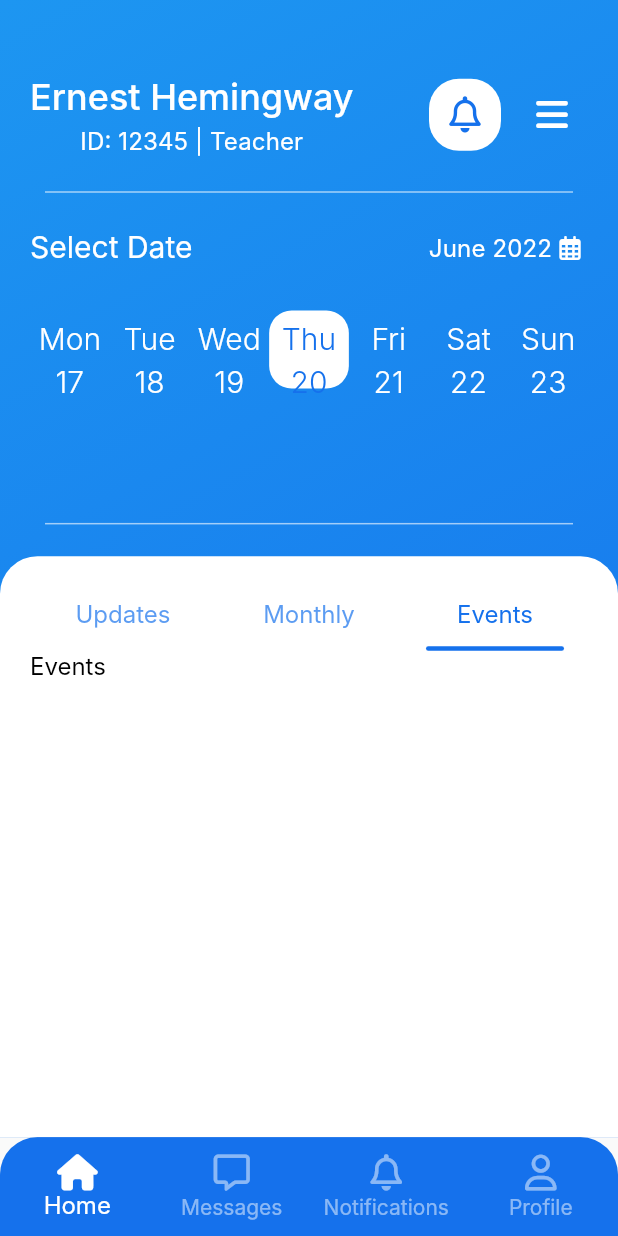
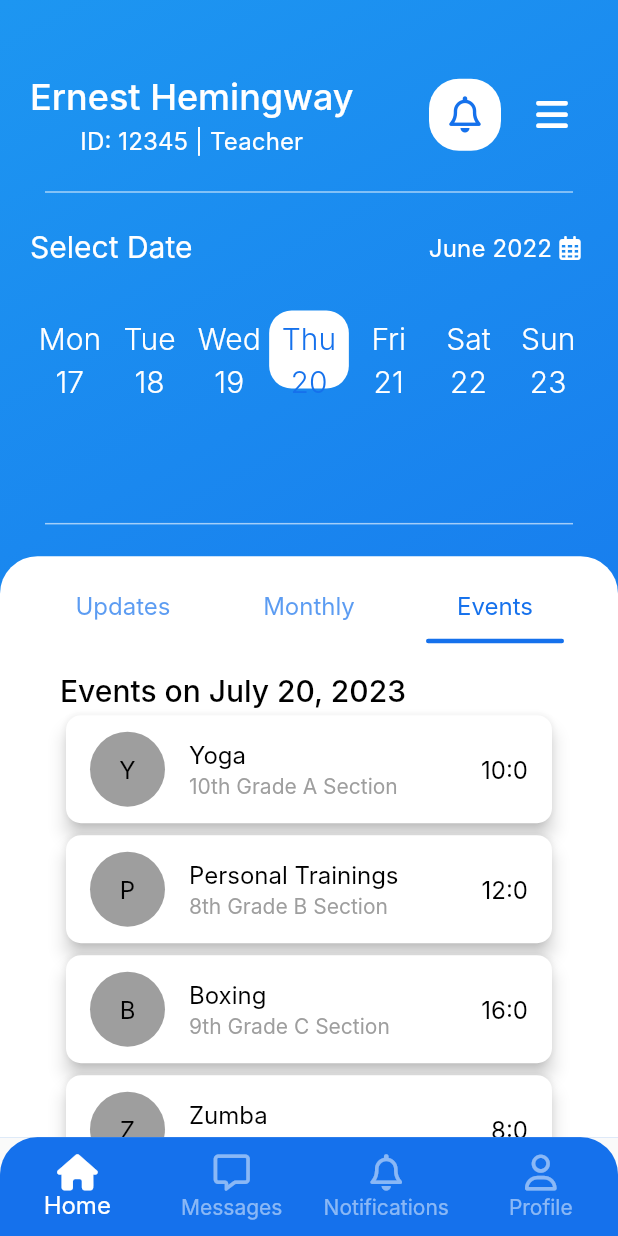
Before and after one commit to MohadesehHakimi/school_management, a Flutter app: the screen it shows after launch, tab 3 chosen, on a phone screen of 412 x 824 dp. Run offline on Flutter 3.47's test engine with Material 2 defaults, Android fonts, the phone set to English and light mode, and no system bars; drawn by our look-alikes of table_calendar; our stand-ins replace font_awesome_flutter; Roboto replaces fonts that are missing (Inter).

Commit message:
feat: show events as list on events tab, home page

```diff
--- /dev/null
+++ b/lib/models/event.dart
@@ -0,0 +1,46 @@
+class Event {
+  String title;
+  DateTime time;
+  String location;
+  int grade;
+  String section;
+
+  Event({
+    required this.title,
+    required this.time,
+    required this.location,
+    required this.grade,
+    required this.section,
+  });
+}
+
+List<Event> sampleEvents = [
+  Event(
+    title: 'Yoga',
+    time: DateTime(2023, 7, 20, 10, 00),
+    location: 'Room 101',
+    grade: 10,
+    section: 'A',
+  ),
+  Event(
+    title: 'Personal Trainings',
+    time: DateTime(2023, 7, 20, 12, 00),
+    location: 'Room 111',
+    grade: 8,
+    section: 'B',
+  ),
+  Event(
+    title: 'Boxing',
+    time: DateTime(2023, 7, 20, 16, 00),
+    location: 'Room 121',
+    grade: 9,
+    section: 'C',
+  ),
+  Event(
+    title: 'Zumba',
+    time: DateTime(2023, 7, 20, 8, 00),
+    location: 'Room 131',
+    grade: 11,
+    section: 'D',
+  ),
+];
--- a/lib/screens/teacher_home_page.dart
+++ b/lib/screens/teacher_home_page.dart
@@ -4,6 +4,7 @@ import '../widgets/display_info_appbar.dart';
 import '../widgets/home_page_options.dart';
 import '../widgets/bottom_navigation_bar.dart';
 import '../models/class.dart';
+import '../models/event.dart';
 
 class TeacherHomePage extends StatefulWidget {
   const TeacherHomePage({super.key});
@@ -61,14 +62,13 @@ class _TeacherHomePageState extends State<TeacherHomePage> with SingleTickerProv
               padding: const EdgeInsets.only(
                 left: 20.0,
                 right: 20.0,
-                bottom: 20.0,
               ),
               child: SingleChildScrollView(
                 physics: const BouncingScrollPhysics(),
                 child: Column(
                   children: [
                     TabBar(
-                      padding: const EdgeInsets.only(top: 15.0),
+                      padding: const EdgeInsets.only(top: 10.0),
                       indicator: UnderlineTabIndicator(
                         borderRadius: BorderRadius.circular(10.0),
                         borderSide: BorderSide(
@@ -169,7 +169,63 @@ class _TeacherHomePageState extends State<TeacherHomePage> with SingleTickerProv
                             padding: const EdgeInsets.all(20.0),
                             child: buildOptionsTable(context),
                           ),
-                          const Text('Events')
+                          // Events
+                          Container(
+                            padding: const EdgeInsets.all(20.0),
+                            child: Column(
+                              children: [
+                                Row(
+                                  mainAxisAlignment: MainAxisAlignment.start,
+                                  children: [
+                                    Text(
+                                      'Events on July 20, 2023',
+                                      style: Theme.of(context).textTheme.bodyLarge,
+                                    ),
+                                  ],
+                                ),
+                                ListView.builder(
+                                  shrinkWrap: true,
+                                  scrollDirection: Axis.vertical,
+                                  itemCount: sampleEvents.length,
+                                  itemBuilder: (context, index) {
+                                    return Card(
+                                      elevation: 5.0,
+                                      shape: RoundedRectangleBorder(
+                                        borderRadius: BorderRadius.circular(10.0),
+                                      ),
+                                      child: ListTile(
+                                        leading: CircleAvatar(
+                                          radius: 25.0,
+                                          backgroundColor: Colors.grey,
+                                          child: Text(
+                                            sampleEvents[index].title[0],
+                                            style: Theme.of(context).textTheme.bodyMedium,
+                                          ),
+                                        ),
+                                        title: Text(
+                                          sampleEvents[index].title,
+                                          style: Theme.of(context).textTheme.bodyMedium,
+                                        ),
+                                        subtitle: Text(
+                                          "${sampleEvents[index].grade}th Grade "
+                                              "${sampleEvents[index].section} Section",
+                                          style: Theme.of(context).textTheme.bodySmall?.copyWith(
+                                            color: Colors.grey,
+                                            fontSize: 14.0,
+                                          ),
+                                        ),
+                                        trailing: Text(
+                                          "${sampleEvents[index].time.hour}:"
+                                              "${sampleEvents[index].time.minute}",
+                                          style: Theme.of(context).textTheme.bodyMedium,
+                                        ),
+                                      ),
+                                    );
+                                  },
+                                ),
+                              ],
+                            ),
+                          ),
                         ]
                       ),
                     )
```
